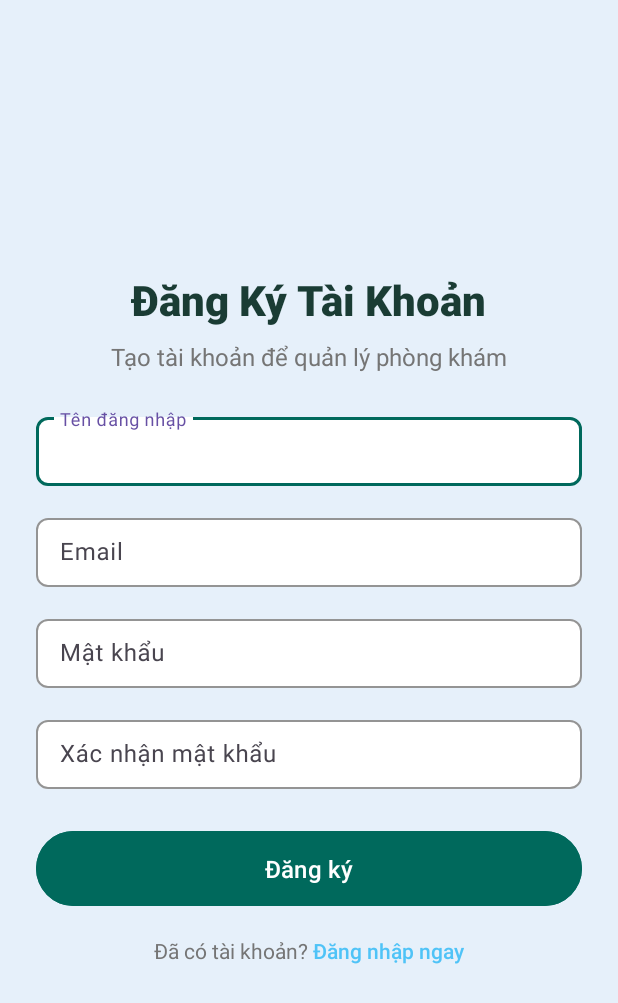
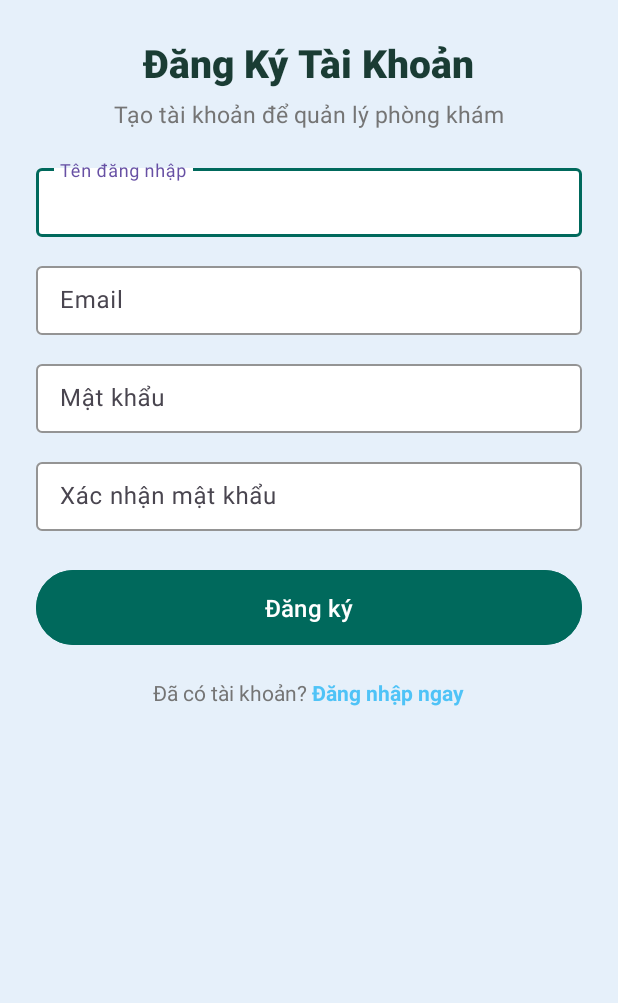
Before and after one commit to tuvyyy/QLPK_NguyenNgocTuVy_1150070050_GK, an Android app: the RegisterActivity screen opened directly, with no data from a screen before it, on a phone screen of 412 x 824 dp. Shown: the top 1003 px of the screen. Run offline under Robolectric (Android 15) with nearby library versions, the phone set to English and light mode, and no system bars.

Commit message:
Update RegisterActivity, LoginActivity, Manifest and UI layouts for navigation

```diff
--- a/app/src/main/java/com/example/a1150070050_nguyenngoctuvy_qlpk_dagk/Activities/RegisterActivity.java
+++ b/app/src/main/java/com/example/a1150070050_nguyenngoctuvy_qlpk_dagk/Activities/RegisterActivity.java
@@ -1,28 +1,38 @@
 package com.example.a1150070050_nguyenngoctuvy_qlpk_dagk.Activities;
 
+import android.content.Intent;
 import android.os.Bundle;
+import android.widget.Button;
+import android.widget.TextView;
 
-import androidx.activity.EdgeToEdge;
 import androidx.appcompat.app.AppCompatActivity;
-import androidx.core.graphics.Insets;
-import androidx.core.view.ViewCompat;
-import androidx.core.view.WindowInsetsCompat;
 
 import com.example.a1150070050_nguyenngoctuvy_qlpk_dagk.R;
 
 public class RegisterActivity extends AppCompatActivity {
-
     @Override
     protected void onCreate(Bundle savedInstanceState) {
         super.onCreate(savedInstanceState);
-        EdgeToEdge.enable(this);
         setContentView(R.layout.activity_register);
 
-        // Áp dụng insets
-        ViewCompat.setOnApplyWindowInsetsListener(findViewById(R.id.main), (v, insets) -> {
-            Insets systemBars = insets.getInsets(WindowInsetsCompat.Type.systemBars());
-            v.setPadding(systemBars.left, systemBars.top, systemBars.right, systemBars.bottom);
-            return insets;
+        // Khai báo view
+        Button btnRegister = findViewById(R.id.btnRegister);
+        TextView tvLogin = findViewById(R.id.tvLogin);
+
+        // Xử lý khi bấm Đăng ký
+        btnRegister.setOnClickListener(v -> {
+            // TODO: Viết code lưu thông tin đăng ký vào DB
+            // Tạm thời cho quay về Login
+            Intent intent = new Intent(RegisterActivity.this, LoginActivity.class);
+            startActivity(intent);
+            finish();
+        });
+
+        // Xử lý khi bấm "Đăng nhập ngay"
+        tvLogin.setOnClickListener(v -> {
+            Intent intent = new Intent(RegisterActivity.this, LoginActivity.class);
+            startActivity(intent);
+            finish();
         });
     }
 }
--- a/app/src/main/res/layout/activity_register.xml
+++ b/app/src/main/res/layout/activity_register.xml
@@ -6,11 +6,10 @@
     android:background="@color/clinic_background"
     android:fillViewport="true">
 
-    <!-- Container để căn giữa theo chiều dọc -->
     <LinearLayout
         android:layout_width="match_parent"
-        android:layout_height="match_parent"
-        android:gravity="center_vertical"
+        android:layout_height="wrap_content"
+        android:gravity="center_horizontal"
         android:orientation="vertical"
         android:padding="24dp">
 
@@ -20,12 +19,11 @@
             android:layout_width="wrap_content"
             android:layout_height="wrap_content"
             android:text="Đăng Ký Tài Khoản"
-            android:textSize="28sp"
+            android:textSize="26sp"
             android:textStyle="bold"
             android:textColor="@color/clinic_text_primary"
             android:fontFamily="sans-serif-medium"
-            android:layout_gravity="center_horizontal"
-            android:layout_marginBottom="8dp" />
+            android:layout_marginBottom="6dp" />
 
         <!-- Mô tả -->
         <TextView
@@ -33,46 +31,36 @@
             android:layout_width="wrap_content"
             android:layout_height="wrap_content"
             android:text="Tạo tài khoản để quản lý phòng khám"
-            android:textSize="16sp"
+            android:textSize="15sp"
             android:textColor="@color/clinic_text_secondary"
             android:fontFamily="sans-serif"
-            android:layout_gravity="center_horizontal"
-            android:layout_marginBottom="24dp" />
+            android:layout_marginBottom="20dp" />
 
-        <!-- Nhập tên đăng nhập -->
+        <!-- Username -->
         <com.google.android.material.textfield.TextInputLayout
             android:layout_width="match_parent"
             android:layout_height="wrap_content"
+            android:layout_marginBottom="14dp"
             app:boxBackgroundColor="@android:color/white"
-            app:boxStrokeColor="@color/clinic_primary"
-            app:boxCornerRadiusTopStart="8dp"
-            app:boxCornerRadiusTopEnd="8dp"
-            app:boxCornerRadiusBottomStart="8dp"
-            app:boxCornerRadiusBottomEnd="8dp"
-            android:layout_marginBottom="16dp">
+            app:boxStrokeColor="@color/clinic_primary">
 
             <com.google.android.material.textfield.TextInputEditText
                 android:id="@+id/etUsername"
                 android:layout_width="match_parent"
                 android:layout_height="wrap_content"
                 android:hint="Tên đăng nhập"
-                android:inputType="text"
-                android:textColor="@color/clinic_text_primary"
+                android:inputType="textPersonName"
                 android:padding="12dp"
                 android:background="@null" />
         </com.google.android.material.textfield.TextInputLayout>
 
-        <!-- Nhập email -->
+        <!-- Email -->
         <com.google.android.material.textfield.TextInputLayout
             android:layout_width="match_parent"
             android:layout_height="wrap_content"
+            android:layout_marginBottom="14dp"
             app:boxBackgroundColor="@android:color/white"
-            app:boxStrokeColor="@color/clinic_primary"
-            app:boxCornerRadiusTopStart="8dp"
-            app:boxCornerRadiusTopEnd="8dp"
-            app:boxCornerRadiusBottomStart="8dp"
-            app:boxCornerRadiusBottomEnd="8dp"
-            android:layout_marginBottom="16dp">
+            app:boxStrokeColor="@color/clinic_primary">
 
             <com.google.android.material.textfield.TextInputEditText
                 android:id="@+id/etEmail"
@@ -80,22 +68,17 @@
                 android:layout_height="wrap_content"
                 android:hint="Email"
                 android:inputType="textEmailAddress"
-                android:textColor="@color/clinic_text_primary"
                 android:padding="12dp"
                 android:background="@null" />
         </com.google.android.material.textfield.TextInputLayout>
 
-        <!-- Nhập mật khẩu -->
+        <!-- Password -->
         <com.google.android.material.textfield.TextInputLayout
             android:layout_width="match_parent"
             android:layout_height="wrap_content"
+            android:layout_marginBottom="14dp"
             app:boxBackgroundColor="@android:color/white"
-            app:boxStrokeColor="@color/clinic_primary"
-            app:boxCornerRadiusTopStart="8dp"
-            app:boxCornerRadiusTopEnd="8dp"
-            app:boxCornerRadiusBottomStart="8dp"
-            app:boxCornerRadiusBottomEnd="8dp"
-            android:layout_marginBottom="16dp">
+            app:boxStrokeColor="@color/clinic_primary">
 
             <com.google.android.material.textfield.TextInputEditText
                 android:id="@+id/etPassword"
@@ -103,22 +86,17 @@
                 android:layout_height="wrap_content"
                 android:hint="Mật khẩu"
                 android:inputType="textPassword"
-                android:textColor="@color/clinic_text_primary"
                 android:padding="12dp"
                 android:background="@null" />
         </com.google.android.material.textfield.TextInputLayout>
 
-        <!-- Nhập lại mật khẩu -->
+        <!-- Confirm Password -->
         <com.google.android.material.textfield.TextInputLayout
             android:layout_width="match_parent"
             android:layout_height="wrap_content"
+            android:layout_marginBottom="22dp"
             app:boxBackgroundColor="@android:color/white"
-            app:boxStrokeColor="@color/clinic_primary"
-            app:boxCornerRadiusTopStart="8dp"
-            app:boxCornerRadiusTopEnd="8dp"
-            app:boxCornerRadiusBottomStart="8dp"
-            app:boxCornerRadiusBottomEnd="8dp"
-            android:layout_marginBottom="24dp">
+            app:boxStrokeColor="@color/clinic_primary">
 
             <com.google.android.material.textfield.TextInputEditText
                 android:id="@+id/etConfirmPassword"
@@ -126,12 +104,11 @@
                 android:layout_height="wrap_content"
                 android:hint="Xác nhận mật khẩu"
                 android:inputType="textPassword"
-                android:textColor="@color/clinic_text_primary"
                 android:padding="12dp"
                 android:background="@null" />
         </com.google.android.material.textfield.TextInputLayout>
 
-        <!-- Nút Đăng ký -->
+        <!-- Nút đăng ký -->
         <Button
             android:id="@+id/btnRegister"
             android:layout_width="match_parent"
@@ -143,14 +120,14 @@
             android:textColor="@android:color/white"
             android:padding="14dp"
             android:elevation="4dp"
-            android:layout_marginBottom="16dp" />
+            android:layout_marginBottom="18dp" />
 
-        <!-- Chuyển về đăng nhập -->
+        <!-- Link quay lại đăng nhập -->
         <LinearLayout
             android:layout_width="wrap_content"
             android:layout_height="wrap_content"
             android:orientation="horizontal"
-            android:layout_gravity="center_horizontal">
+            android:layout_gravity="center">
 
             <TextView
                 android:id="@+id/tvLoginPrompt"
@@ -158,8 +135,7 @@
                 android:layout_height="wrap_content"
                 android:text="Đã có tài khoản?"
                 android:textColor="@color/clinic_text_secondary"
-                android:textSize="14sp"
-                android:fontFamily="sans-serif" />
+                android:textSize="14sp" />
 
             <TextView
                 android:id="@+id/tvLogin"
@@ -168,7 +144,7 @@
                 android:text=" Đăng nhập ngay"
                 android:textColor="@color/clinic_accent"
                 android:textSize="14sp"
-                android:fontFamily="sans-serif-medium"
+                android:textStyle="bold"
                 android:clickable="true"
                 android:focusable="true" />
         </LinearLayout>
```
Also changed, not shown: app/src/main/AndroidManifest.xml (+19 -15 lines), app/src/main/java/com/example/a1150070050_nguyenngoctuvy_qlpk_dagk/Activities/ForgotPasswordActivity.java (+0 -13 lines), app/src/main/java/com/example/a1150070050_nguyenngoctuvy_qlpk_dagk/Activities/LoginActivity.java (+27 -12 lines), app/src/main/res/drawable/bg_circle.xml (added, +8 -0 lines), app/src/main/res/drawable/bg_edittext.xml (added, +10 -0 lines), app/src/main/res/layout/activity_login.xml (+57 -93 lines).
